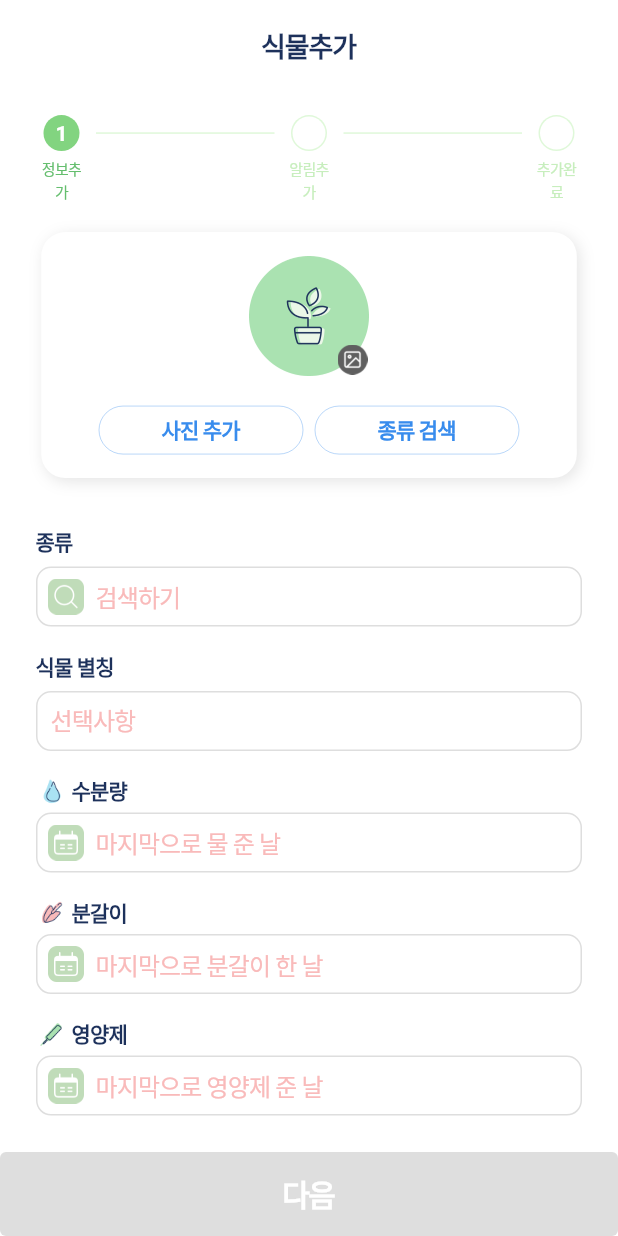
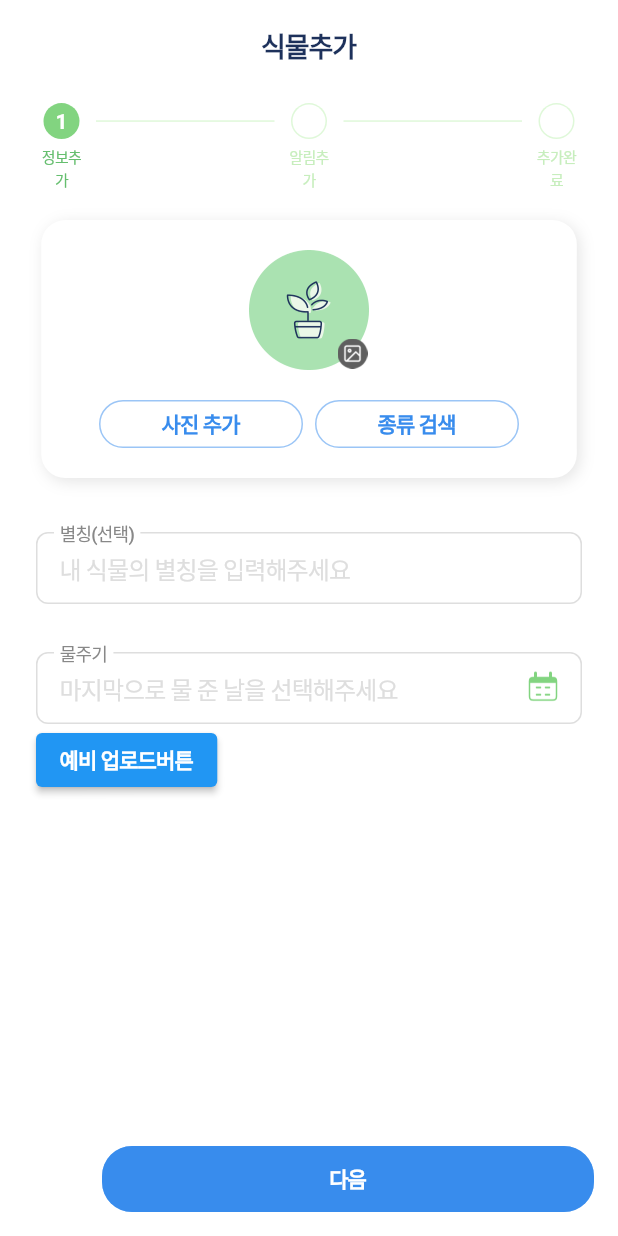
Before and after one commit to sungheeyoon/flutter-plant-plan, a Flutter app: the AddScreen widget shown alone on an empty page, opened directly, on a phone screen of 412 x 824 dp. Run offline on Flutter 3.47's test engine with Material 2 defaults, Android fonts, the phone set to English and light mode, and no system bars; our stand-ins replace cloud_firestore, equatable, firebase_core, firebase_storage, flutter_bloc, flutter_local_notifications and 8 more; missing offline and left inert: kakao_flutter_sdk_user, korea_regexp, snapping_sheet; accounts and stored records are empty; network calls fail; Roboto replaces fonts that are missing (Pretendard); statements that could not run were skipped.

Commit message:
Rebuilding Add Screen2

```diff
--- a/lib/common/widget/rounded_button.dart
+++ b/lib/common/widget/rounded_button.dart
@@ -30,7 +30,7 @@ class RoundedButton extends StatelessWidget {
             borderRadius: BorderRadius.circular(20),
           ),
           side: BorderSide(
-            width: 0,
+            width: 1,
             color: borderColor,
           ),
           backgroundColor: backgroundColor,
--- a/lib/main.dart
+++ b/lib/main.dart
@@ -104,7 +104,7 @@ class MyApp extends StatelessWidget {
                   fontSize: 14.0,
                   fontWeight: FontWeight.w500,
                   letterSpacing: -0.6,
-                  height: 1.5,
+                  height: 22,
                 ),
                 bodySmall: TextStyle(
                   fontSize: 12.0,
--- a/lib/screens/add_screen.dart
+++ b/lib/screens/add_screen.dart
@@ -40,6 +40,9 @@ class _AddScreenState extends State<AddScreen> {
   bool _isButtonDisabled = true;
   final PageController _controller = PageController(initialPage: 0);
   int bottomSelectedIndex = 0;
+
+  FocusNode focusNode = FocusNode();
+  bool isFocused = false;
 
   Future uploadFile() async {
     String uniqueFileName = DateTime.now().microsecondsSinceEpoch.toString();
@@ -155,7 +158,8 @@ class _AddScreenState extends State<AddScreen> {
                                 .copyWith(color: gray2Color))
                   ],
                 ),
-                )),
+              ),
+            ),
             const SizedBox(height: 16),
             Row(
               children: [
@@ -262,7 +266,8 @@ class _AddScreenState extends State<AddScreen> {
                       const ImageBox(
                         imageUri: 'assets/icons/calendar_box.png',
                         width: 24,
-                          height: 24),
+                        height: 24,
+                      ),
                       const SizedBox(
                         width: 8,
                       ),
@@ -494,85 +499,97 @@ class _AddScreenState extends State<AddScreen> {
 
     return DefaultLayout(
       title: '식물추가',
-      bottomNavigationBar: SizedBox(
-          width: fullWidth,
-          height: fullHeight * 0.068,
-          child: bottomSelectedIndex == 0
-              ? ElevatedButton(
-                  style: ElevatedButton.styleFrom(
-                      disabledBackgroundColor: grayColor400,
-                      backgroundColor: point1Color // Background color
+      floatingActionButton: RoundedButton(
+        backgroundColor: pointColor2,
+        borderColor: pointColor2.withOpacity(
+          0.5,
         ),
-                  onPressed: _isButtonDisabled
-                      ? null
-                      : () {
-                          if (wateringDay != null &&
-                              divisionDay != null &&
-                              nutrientDay != null) {
-                            _controller.jumpToPage(1);
-                          } else {
-                            dialog(context);
-                          }
-                        },
-                  child: Text("다음",
-                      style: Theme.of(context)
-                          .textTheme
-                          .headlineLarge!
-                          .copyWith(color: Colors.white)),
-                )
-              : Column(
-                  children: [
-                    Row(
-                      mainAxisAlignment: MainAxisAlignment.center,
-                      children: [
-                        Expanded(
-                          child: Container(
-                            height: fullHeight * 0.068,
-                            decoration: const BoxDecoration(
-                                border: Border(
-                                    top: BorderSide(
-                                        width: 1, color: point1Color))),
-                            child: Center(
-                              child: TextButton(
-                                  onPressed: () {
-                                    _controller.jumpToPage(0);
-                                  },
-                                  style: TextButton.styleFrom(
-                                      padding: const EdgeInsets.symmetric(
-                                          vertical: 16)),
-                                  child: Text('이전',
-                                      style: Theme.of(context)
-                                          .textTheme
-                                          .headlineLarge!
-                                          .copyWith(color: point1Color))),
+        width: 328,
+        height: 44,
+        textColor: Colors.white,
+        name: '다음',
       ),
-                          ),
-                        ),
-                        Expanded(
-                          child: Container(
-                            height: fullHeight * 0.068,
-                            color: point1Color,
-                            child: Center(
-                              child: TextButton(
-                                  onPressed: () {},
-                                  style: TextButton.styleFrom(
-                                    minimumSize: Size.zero,
-                                    padding: EdgeInsets.zero,
-                                    tapTargetSize:
-                                        MaterialTapTargetSize.shrinkWrap,
-                                  ),
-                                  child: Text('식물 추가 완료',
-                                      style: Theme.of(context)
-                                          .textTheme
-                                          .headlineLarge!
-                                          .copyWith(color: Colors.white))),
-                            ),
-                          ),
-                        )
-                      ],
-                    )
-                  ],
-                )),
+
+      // bottomNavigationBar: SizedBox(
+      //   width: fullWidth,
+      //   height: fullHeight * 0.068,
+      //   child: bottomSelectedIndex == 0
+      //       ? ElevatedButton(
+      //           style: ElevatedButton.styleFrom(
+      //               disabledBackgroundColor: grayColor400,
+      //               backgroundColor: point1Color // Background color
+      //               ),
+      //           onPressed: _isButtonDisabled
+      //               ? null
+      //               : () {
+      //                   if (wateringDay != null &&
+      //                       divisionDay != null &&
+      //                       nutrientDay != null) {
+      //                     _controller.jumpToPage(1);
+      //                   } else {
+      //                     dialog(context);
+      //                   }
+      //                 },
+      //           child: Text("다음",
+      //               style: Theme.of(context)
+      //                   .textTheme
+      //                   .headlineLarge!
+      //                   .copyWith(color: Colors.white)),
+      //         )
+      //       : Column(
+      //           children: [
+      //             Row(
+      //               mainAxisAlignment: MainAxisAlignment.center,
+      //               children: [
+      //                 Expanded(
+      //                   child: Container(
+      //                     height: fullHeight * 0.068,
+      //                     decoration: const BoxDecoration(
+      //                         border: Border(
+      //                             top: BorderSide(
+      //                                 width: 1, color: point1Color))),
+      //                     child: Center(
+      //                       child: TextButton(
+      //                           onPressed: () {
+      //                             _controller.jumpToPage(0);
+      //                           },
+      //                           style: TextButton.styleFrom(
+      //                               padding: const EdgeInsets.symmetric(
+      //                                   vertical: 16)),
+      //                           child: Text('이전',
+      //                               style: Theme.of(context)
+      //                                   .textTheme
+      //                                   .headlineLarge!
+      //                                   .copyWith(color: point1Color))),
+      //                     ),
+      //                   ),
+      //                 ),
+      //                 Expanded(
+      //                   child: Container(
+      //                     height: fullHeight * 0.068,
+      //                     color: point1Color,
+      //                     child: Center(
+      //                       child: TextButton(
+      //                           onPressed: () {},
+      //                           style: TextButton.styleFrom(
+      //                             minimumSize: Size.zero,
+      //                             padding: EdgeInsets.zero,
+      //                             tapTargetSize:
+      //                                 MaterialTapTargetSize.shrinkWrap,
+      //                           ),
+      //                           child: Text('식물 추가 완료',
+      //                               style: Theme.of(context)
+      //                                   .textTheme
+      //                                   .headlineLarge!
+      //                                   .copyWith(color: Colors.white))),
+      //                     ),
+      //                   ),
+      //                 )
+      //               ],
+      //             )
+      //           ],
+      //         ),
+      // ),
       child: SingleChildScrollView(
         child: Padding(
           padding: const EdgeInsets.symmetric(
@@ -581,12 +598,10 @@ class _AddScreenState extends State<AddScreen> {
           child: Column(
             crossAxisAlignment: CrossAxisAlignment.start,
             children: [
-              Center(
-                child: Column(
-                  children: [
               const SizedBox(
-                      height: 16.0,
+                height: 8.0,
               ),
+              // top prograss bar
               Column(
                 children: [
                   Row(
@@ -658,10 +673,8 @@ class _AddScreenState extends State<AddScreen> {
                         width: 34,
                         child: Text(
                           '정보추가',
-                                style: Theme.of(context)
-                                    .textTheme
-                                    .labelSmall!
-                                    .copyWith(
+                          style:
+                              Theme.of(context).textTheme.labelSmall!.copyWith(
                                     color: keyColor600,
                                   ),
                           textAlign: TextAlign.center,
@@ -671,10 +684,8 @@ class _AddScreenState extends State<AddScreen> {
                         width: 34,
                         child: Text(
                           '알림추가',
-                                style: Theme.of(context)
-                                    .textTheme
-                                    .labelSmall!
-                                    .copyWith(
+                          style:
+                              Theme.of(context).textTheme.labelSmall!.copyWith(
                                     color: keyColor300,
                                   ),
                           textAlign: TextAlign.center,
@@ -684,25 +695,25 @@ class _AddScreenState extends State<AddScreen> {
                         width: 34,
                         child: Text(
                           '추가완료',
-                                style: Theme.of(context)
-                                    .textTheme
-                                    .labelSmall!
-                                    .copyWith(
+                          style:
+                              Theme.of(context).textTheme.labelSmall!.copyWith(
                                     color: keyColor300,
                                   ),
                           textAlign: TextAlign.center,
                         ),
                       )
                     ],
-                        )
+                  ),
                 ],
               ),
               const SizedBox(
                 height: 20.0,
               ),
-                    Container(
+              // photo and search box
+              Center(
+                child: Container(
                   width: 312.w,
-                      height: 164,
+                  height: 172,
                   decoration: BoxDecoration(
                     color: Colors.white,
                     borderRadius: BorderRadius.circular(16),
@@ -714,7 +725,6 @@ class _AddScreenState extends State<AddScreen> {
                       ),
                     ],
                   ),
-                      child: Center(
                   child: Column(
                     mainAxisAlignment: MainAxisAlignment.center,
                     children: [
@@ -733,15 +743,13 @@ class _AddScreenState extends State<AddScreen> {
                                   child: Column(
                                     crossAxisAlignment:
                                         CrossAxisAlignment.stretch,
-                                          mainAxisAlignment:
-                                              MainAxisAlignment.center,
+                                    mainAxisAlignment: MainAxisAlignment.center,
                                     children: [
                                       Text("식물 사진 변경",
                                           style: Theme.of(context)
                                               .textTheme
                                               .bodyLarge!
-                                                    .copyWith(
-                                                        color: grayBlack)),
+                                              .copyWith(color: grayBlack)),
                                       const SizedBox(
                                         height: 32,
                                       ),
@@ -750,8 +758,7 @@ class _AddScreenState extends State<AddScreen> {
                                           minimumSize: Size.zero,
                                           padding: EdgeInsets.zero,
                                           tapTargetSize:
-                                                    MaterialTapTargetSize
-                                                        .shrinkWrap,
+                                              MaterialTapTargetSize.shrinkWrap,
                                         ),
                                         onPressed: () async {
                                           Navigator.pop(context);
@@ -765,15 +772,14 @@ class _AddScreenState extends State<AddScreen> {
                                                         CropStyle.circle);
                                             if (croppedFile != null) {
                                               setState(() {
-                                                      pickedFile = XFile(
-                                                          croppedFile.path);
+                                                pickedFile =
+                                                    XFile(croppedFile.path);
                                               });
                                             }
                                           }
                                         },
                                         child: Align(
-                                                alignment:
-                                                    const Alignment(-1.0, 0.0),
+                                          alignment: const Alignment(-1.0, 0.0),
                                           child: Text(
                                             "카메라",
                                             style: Theme.of(context)
@@ -793,13 +799,12 @@ class _AddScreenState extends State<AddScreen> {
                                           minimumSize: Size.zero,
                                           padding: EdgeInsets.zero,
                                           tapTargetSize:
-                                                    MaterialTapTargetSize
-                                                        .shrinkWrap,
+                                              MaterialTapTargetSize.shrinkWrap,
                                         ),
                                         onPressed: () async {
                                           Navigator.pop(context);
-                                                final file = await imageHelper
-                                                    .pickImage();
+                                          final file =
+                                              await imageHelper.pickImage();
                                           if (file != null) {
                                             final croppedFile =
                                                 await imageHelper.crop(
@@ -808,15 +813,14 @@ class _AddScreenState extends State<AddScreen> {
                                                         CropStyle.circle);
                                             if (croppedFile != null) {
                                               setState(() {
-                                                      pickedFile = XFile(
-                                                          croppedFile.path);
+                                                pickedFile =
+                                                    XFile(croppedFile.path);
                                               });
                                             }
                                           }
                                         },
                                         child: Align(
-                                                alignment:
-                                                    const Alignment(-1.0, 0.0),
+                                          alignment: const Alignment(-1.0, 0.0),
                                           child: Text(
                                             "갤러리 사진 선택",
                                             style: Theme.of(context)
@@ -842,16 +846,14 @@ class _AddScreenState extends State<AddScreen> {
                                           radius: 40, // Image radius
                                           backgroundImage: FileImage(
                                               File(pickedFile!.path))))
-                                      else if (widget.prev?.image !=
-                                          null) //찍엇는데 갔다왓음
+                                else if (widget.prev?.image != null) //찍엇는데 갔다왓음
                                   FittedBox(
                                       fit: BoxFit.contain,
                                       child: CircleAvatar(
                                           radius: 40, // Image radius
-                                                backgroundImage: FileImage(File(
-                                                    widget.prev!.image!.path))))
-                                      else if (widget.document !=
-                                          null) //안찍었는데 깟다왓어
+                                          backgroundImage: FileImage(
+                                              File(widget.prev!.image!.path))))
+                                else if (widget.document != null) //안찍었는데 깟다왓어
                                   FittedBox(
                                     fit: BoxFit.contain,
                                     child: CircleAvatar(
@@ -888,7 +890,7 @@ class _AddScreenState extends State<AddScreen> {
                           RoundedButton(
                             backgroundColor: Colors.white,
                             borderColor: pointColor2.withOpacity(
-                                    0.35,
+                              0.5,
                             ),
                             width: 136,
                             height: 32,
@@ -901,7 +903,7 @@ class _AddScreenState extends State<AddScreen> {
                           RoundedButton(
                             backgroundColor: Colors.white,
                             borderColor: pointColor2.withOpacity(
-                                    0.35,
+                              0.5,
                             ),
                             width: 136,
                             height: 32,
@@ -915,16 +917,151 @@ class _AddScreenState extends State<AddScreen> {
                 ),
               ),
               const SizedBox(
-                      height: 32,
+                height: 28,
+              ),
+              //별칭
+              Stack(
+                children: <Widget>[
+                  Container(
+                    margin: const EdgeInsets.only(top: 8),
+                    child: TextField(
+                      textAlignVertical: TextAlignVertical.center,
+                      decoration: InputDecoration(
+                        contentPadding: const EdgeInsets.only(left: 16),
+                        hintText: '내 식물의 별칭을 입력해주세요',
+                        hintStyle:
+                            Theme.of(context).textTheme.titleMedium!.copyWith(
+                                  color: grayColor400,
+                                ),
+                        focusedBorder: const OutlineInputBorder(
+                          borderRadius: BorderRadius.all(
+                            Radius.circular(
+                              8.0,
+                            ),
+                          ),
+                          borderSide: BorderSide(
+                            width: 1,
+                            color: keyColor500,
+                          ),
+                        ),
+                        enabledBorder: const OutlineInputBorder(
+                          borderRadius: BorderRadius.all(
+                            Radius.circular(
+                              8.0,
+                            ),
+                          ),
+                          borderSide: BorderSide(
+                            width: 1,
+                            color: grayColor400,
+                          ),
+                        ),
+                      ),
+                      keyboardType: TextInputType.name,
+                    ),
+                  ),
+                  Positioned(
+                    left: 12,
+                    top: 0,
+                    child: Container(
+                      color: Colors.white,
+                      child: Padding(
+                        padding: const EdgeInsets.symmetric(
+                          horizontal: 4.0,
+                        ),
+                        child: Text('별칭(선택)',
+                            style:
+                                Theme.of(context).textTheme.bodySmall!.copyWith(
+                                      color: grayColor600,
+                                    )),
+                      ),
+                    ),
                   ),
                 ],
               ),
+              const SizedBox(
+                height: 24.0,
               ),
-              SizedBox(
-                  width: double.infinity,
-                  height: fullHeight,
-                  child: buildPageView(context)),
-              ElevatedButton(onPressed: uploadFile, child: const Text("버툰")),
+              //물주기 ontap version
+              Stack(
+                children: <Widget>[
+                  Container(
+                    margin: const EdgeInsets.only(top: 8),
+                    child: TextField(
+                      textAlignVertical: TextAlignVertical.center,
+                      decoration: InputDecoration(
+                        contentPadding: const EdgeInsets.only(left: 16),
+                        hintText: '마지막으로 물 준 날을 선택해주세요',
+                        hintStyle:
+                            Theme.of(context).textTheme.titleMedium!.copyWith(
+                                  color: grayColor400,
+                                ),
+                        focusedBorder: const OutlineInputBorder(
+                          borderRadius: BorderRadius.all(
+                            Radius.circular(
+                              8.0,
+                            ),
+                          ),
+                          borderSide: BorderSide(
+                            width: 1,
+                            color: keyColor500,
+                          ),
+                        ),
+                        enabledBorder: const OutlineInputBorder(
+                          borderRadius: BorderRadius.all(
+                            Radius.circular(
+                              8.0,
+                            ),
+                          ),
+                          borderSide: BorderSide(
+                            width: 1,
+                            color: grayColor400,
+                          ),
+                        ),
+                      ),
+                      keyboardType: TextInputType.name,
+                    ),
+                  ),
+                  Positioned(
+                    left: 12,
+                    top: 0,
+                    child: Container(
+                      color: Colors.white,
+                      child: Padding(
+                        padding: const EdgeInsets.symmetric(
+                          horizontal: 4.0,
+                        ),
+                        child: Text(
+                          '물주기',
+                          style:
+                              Theme.of(context).textTheme.bodySmall!.copyWith(
+                                    color: grayColor600,
+                                  ),
+                        ),
+                      ),
+                    ),
+                  ),
+                  Positioned(
+                    right: 10,
+                    bottom: 13,
+                    child: Container(
+                      color: Colors.white,
+                      child: const Padding(
+                        padding: EdgeInsets.symmetric(
+                          horizontal: 4.0,
+                        ),
+                        child: ImageBox(
+                          imageUri: 'assets/icons/calendar_box.png',
+                          width: 24,
+                          height: 24,
+                        ),
+                      ),
+                    ),
+                  ),
+                ],
+              ),
+
+              ElevatedButton(
+                  onPressed: uploadFile, child: const Text("예비 업로드버튼")),
             ],
           ),
         ),
```
Also changed, not shown: assets/icons/calendar_box.png. Lines whose indentation alone changed are shown as unchanged.
